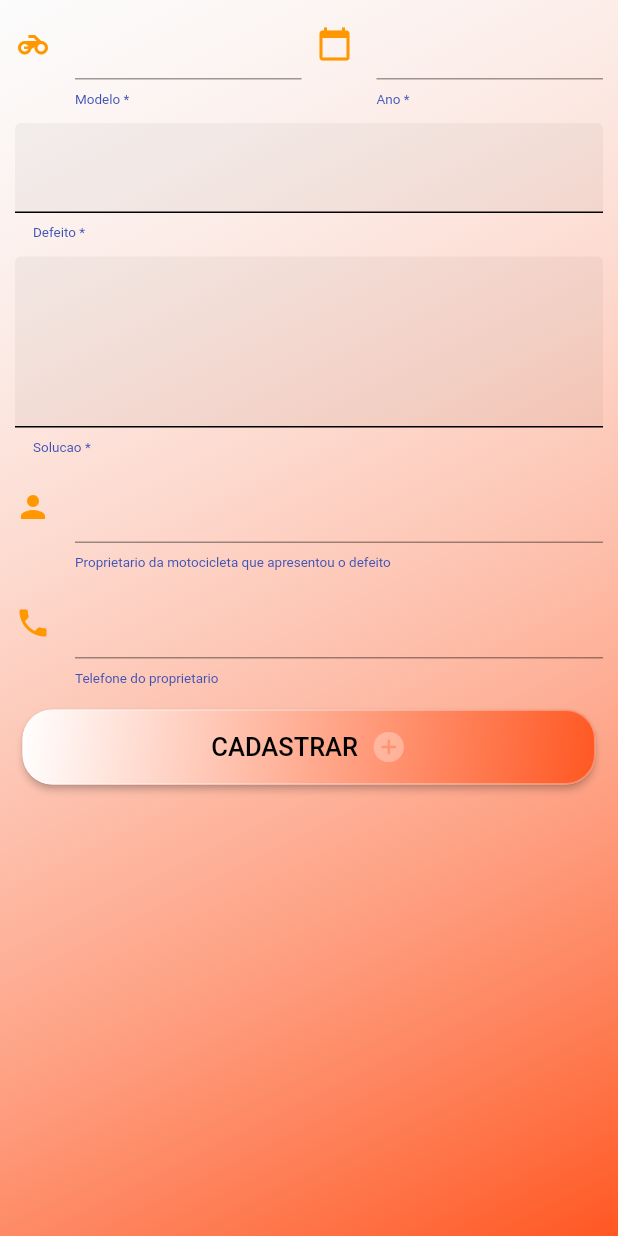
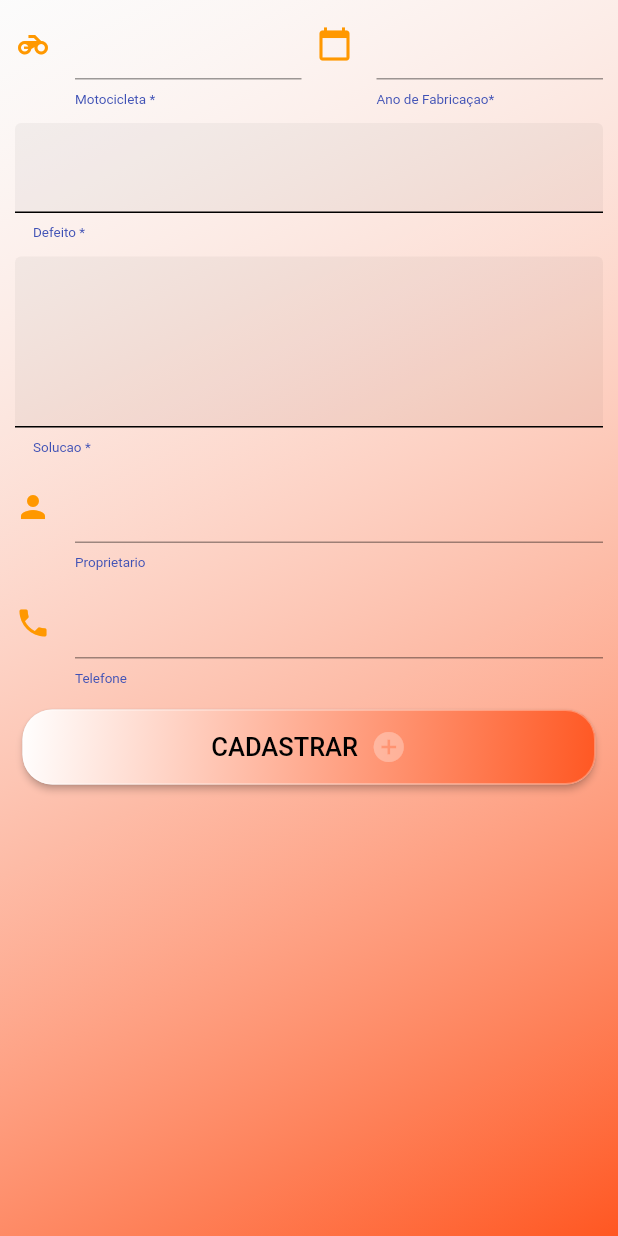
Before and after one commit to adalbertojr-git/hcslzapp-V0, a Flutter app: the OficinaCadastrarDefeitos screen opened directly, on a phone screen of 412 x 824 dp. Run offline on Flutter 3.47's test engine with Material 2 defaults, Android fonts, the phone set to English and light mode, and no system bars; our stand-ins replace cached_network_image, google_maps_flutter, location, table_calendar; missing offline and left inert: http_interceptor.

Commit message:
Ajustes nas telas
Signed-off-by: adalbertojr-git <atajr@lsdi.ufma.br>

```diff
--- a/lib/screens/associado/atualizar_associado.dart
+++ b/lib/screens/associado/atualizar_associado.dart
@@ -13,7 +13,7 @@ administracao do App e nao podem ser alteradas pelo associado
 import 'package:flutter/material.dart';
 import 'package:hcslzapp/components/appBar.dart';
 import 'package:hcslzapp/components/blood_types.dart';
-import 'package:hcslzapp/components/botao.dart';
+import 'package:hcslzapp/components/button.dart';
 import 'package:hcslzapp/components/centered_message.dart';
 import 'package:hcslzapp/components/progress.dart';
 import 'package:hcslzapp/components/text_field.dart';
--- a/lib/screens/login/preview.dart
+++ b/lib/screens/login/preview.dart
@@ -6,7 +6,7 @@ import 'package:hcslzapp/screens/associado/solicitar_acesso_associado.dart';
 import 'login.dart';
 
 const _rotuloSouAssociado = 'Membros HCSlz';
-const _rotuloNaoSouAssociado = 'Primeira vez? Solicite acesso';
+const _rotuloNaoSouAssociado = 'Primeiro acesso? Solicite liberaçao';
 
 class Preview extends StatelessWidget {
   //@override
--- a/lib/screens/oficina/cadastrar_defeitos.dart
+++ b/lib/screens/oficina/cadastrar_defeitos.dart
@@ -1,12 +1,12 @@
 import 'package:flutter/material.dart';
 import 'package:hcslzapp/components/text_field.dart';
 
-const _rotuloModelo = 'Modelo *';
-const _rotuloAno = 'Ano *';
+const _rotuloModelo = 'Motocicleta *';
+const _rotuloAno = 'Ano de Fabricaçao*';
 const _rotuloDefeito = 'Defeito *';
 const _rotuloSolucao = 'Solucao *';
-const _rotuloProprietario = 'Proprietario da motocicleta que apresentou o defeito';
-const _rotuloTelefone = 'Telefone do proprietario';
+const _rotuloProprietario = 'Proprietario';
+const _rotuloTelefone = 'Telefone';
 
 class OficinaCadastrarDefeitos extends StatelessWidget {
   final TextEditingController _controladorModelo = TextEditingController();
```
Also changed, not shown: lib/screens/role/meurole.dart (+51 -40 lines).
